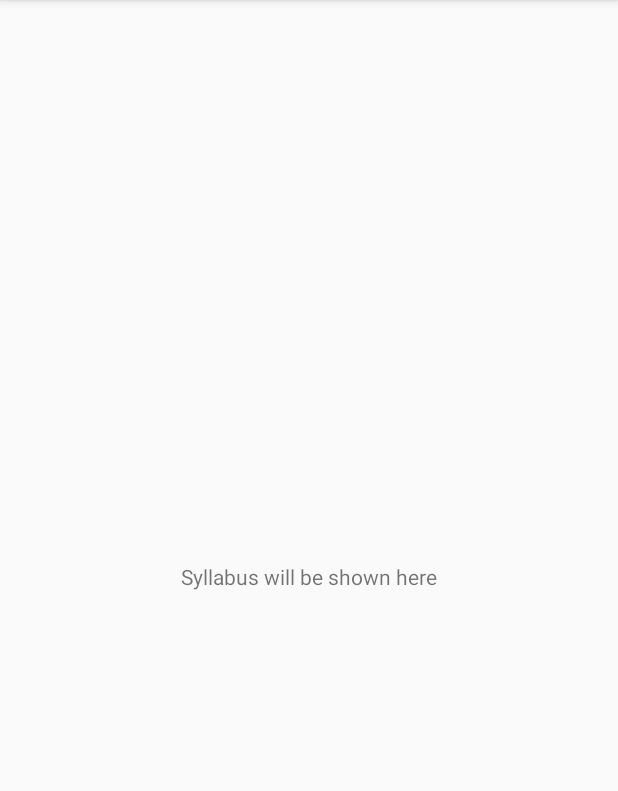
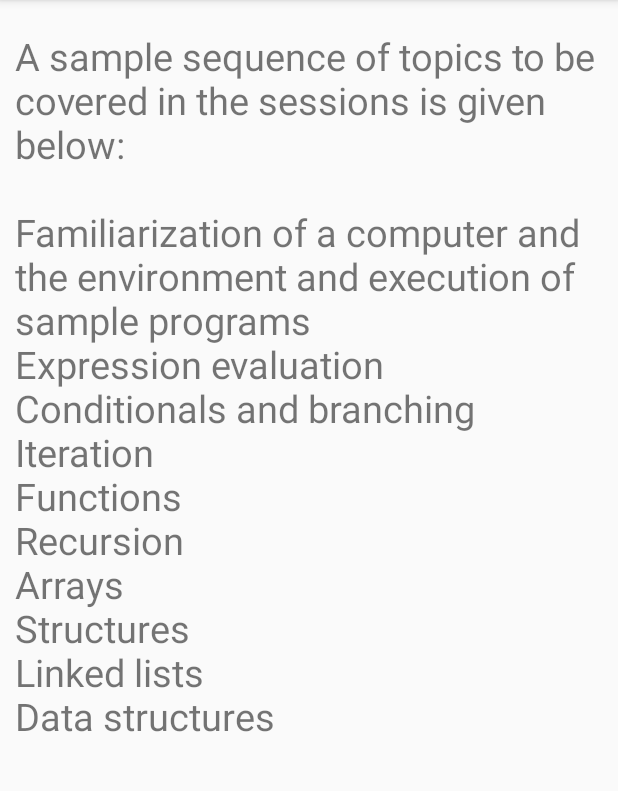
Before and after one commit to vedu2254/SWG_Task1_New, an Android app: the fragment Syllabus shown on its own in the app's theme, on a phone screen of 412 x 824 dp, the part 84-875 px from its top. Run offline under Robolectric (Android 15) with nearby library versions, the phone set to English and light mode, and no system bars.

Commit message:
syllabus added

```diff
--- a/app/src/main/res/layout/syllabus_layout.xml
+++ b/app/src/main/res/layout/syllabus_layout.xml
@@ -10,8 +10,24 @@
         android:id="@+id/textView"
         android:layout_width="wrap_content"
         android:layout_height="wrap_content"
-        android:text="Syllabus will be shown here"
-        app:layout_constraintBottom_toBottomOf="parent"
+        android:layout_marginStart="40dp"
+        android:layout_marginLeft="40dp"
+        android:layout_marginTop="20dp"
+        android:layout_marginEnd="20dp"
+        android:layout_marginRight="20dp"
+        android:text="A sample sequence of topics to be covered in the sessions is given below:\n
+
+\nFamiliarization of a computer and the environment and execution of sample programs
+\nExpression evaluation
+\nConditionals and branching
+\nIteration
+\nFunctions
+\nRecursion
+\nArrays
+\nStructures
+\nLinked lists
+\nData structures"
+        android:textSize="25sp"
         app:layout_constraintEnd_toEndOf="parent"
         app:layout_constraintStart_toStartOf="parent"
         app:layout_constraintTop_toTopOf="parent" />
```
